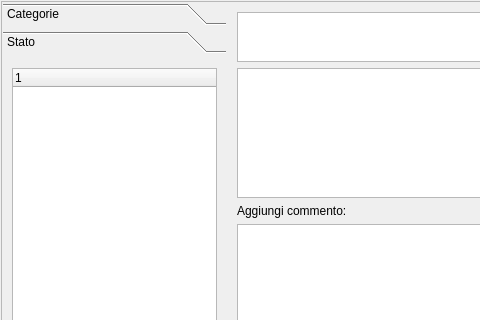
This is bookmarkgui.ui in simon-r/LeScienze500 as Qt 5 draws it before an edit; both pictures show x 0 to 480 and y 0 to 320 of the 631 by 493 pixel window. The edited form follows.
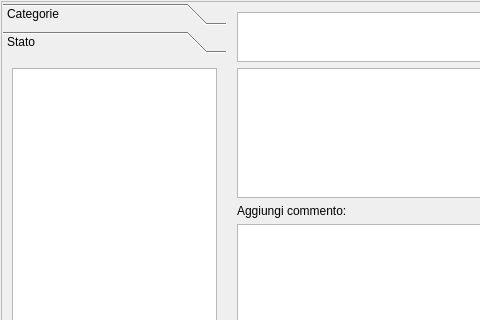
This is the edited form. The open tabs and pages were chosen to show the change. Icons and pictures are not drawn.

Diff of the .ui file:
```diff
--- a/bookmarkgui.ui
+++ b/bookmarkgui.ui
@@ -116,7 +116,10 @@
           </attribute>
           <layout class="QVBoxLayout" name="verticalLayout_2">
            <item>
-            <widget class="QTreeWidget" name="treeWidget_2">
+            <widget class="QTreeWidget" name="treeStates">
+             <attribute name="headerVisible">
+              <bool>false</bool>
+             </attribute>
              <column>
               <property name="text">
                <string notr="true">1</string>
```
Left out of the diff: 4 changed lines with no effect on the pictures.
